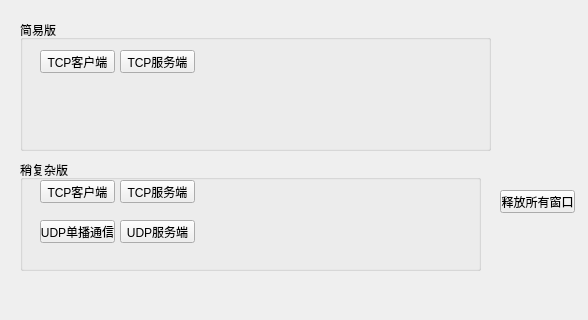
Old version of the form QMNetwork/widget.ui in the repository mahuifa/QMDemo; both pictures show x 0 to 588 and y 0 to 320 of the 588 by 466 pixel window.
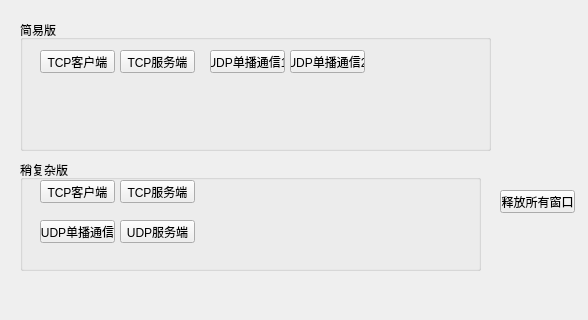
New version of the form.

Commit message:
新功能：增加简易版UDP单播通信Demo
    1、增加传统方式UDP单播通信Demo；
    2、增加类TCP方式UDP单播通信Demo;

```diff
--- a/QMNetwork/widget.ui
+++ b/QMNetwork/widget.ui
@@ -103,6 +103,32 @@
      <string>TCP服务端</string>
     </property>
    </widget>
+   <widget class="QPushButton" name="but_simpleUdp">
+    <property name="geometry">
+     <rect>
+      <x>190</x>
+      <y>30</y>
+      <width>75</width>
+      <height>23</height>
+     </rect>
+    </property>
+    <property name="text">
+     <string>UDP单播通信1</string>
+    </property>
+   </widget>
+   <widget class="QPushButton" name="but_simpleUdp_2">
+    <property name="geometry">
+     <rect>
+      <x>270</x>
+      <y>30</y>
+      <width>75</width>
+      <height>23</height>
+     </rect>
+    </property>
+    <property name="text">
+     <string>UDP单播通信2</string>
+    </property>
+   </widget>
   </widget>
   <widget class="QGroupBox" name="groupBox_2">
    <property name="geometry">
```
The commit also changes 9 other files.
